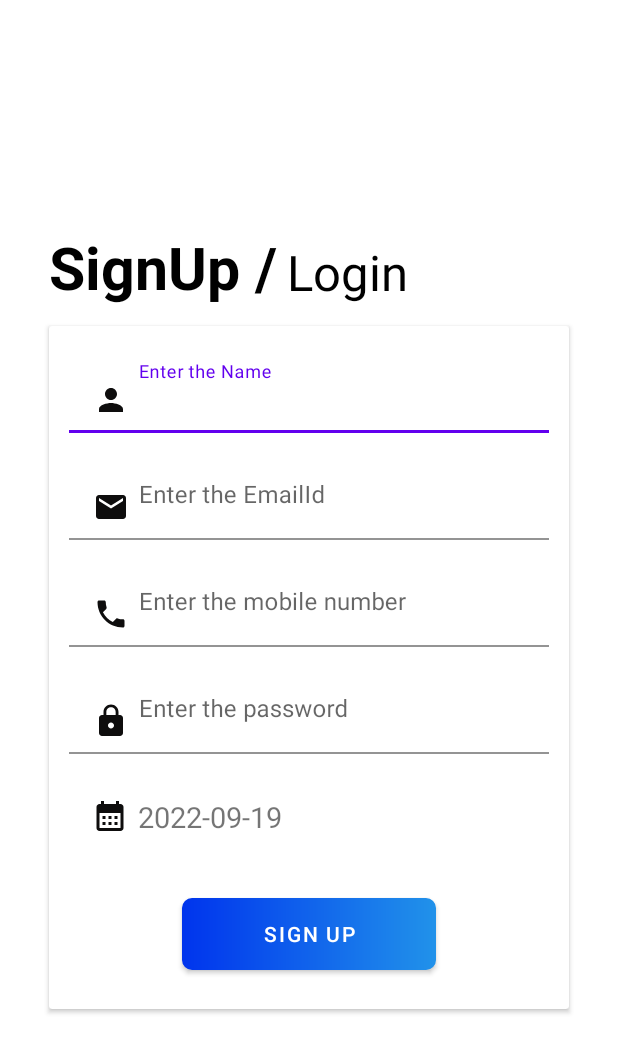
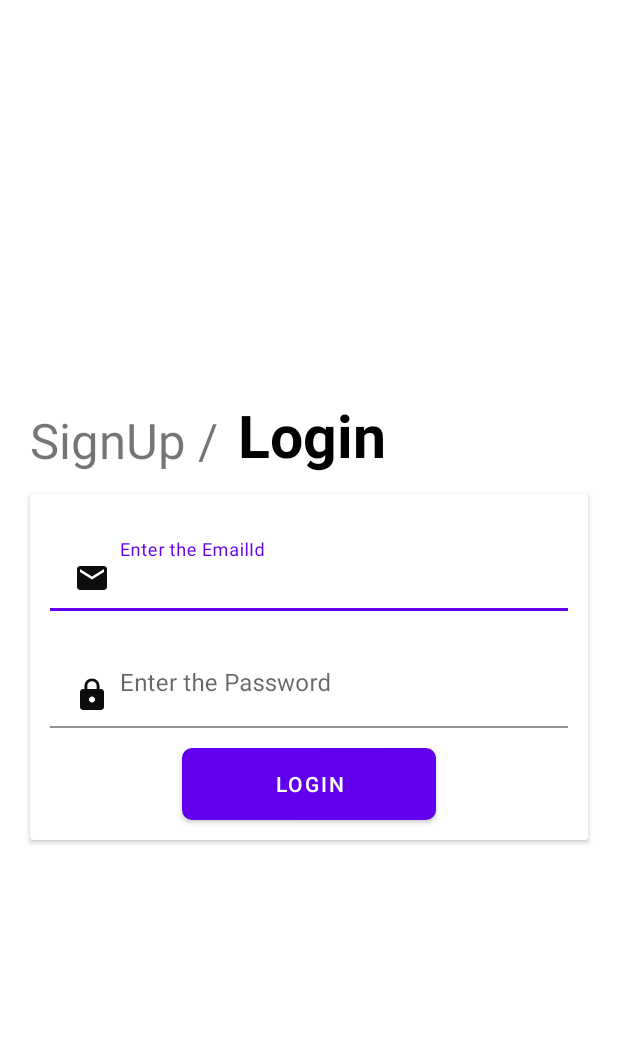
Before and after one commit to Cyornis/SnehaAssignmentsharedPreferance, an Android app: the screen it shows after launch (LoginOrSignUpActivity), on a phone screen of 412 x 824 dp. Shown: the top 1053 px of the screen. Run offline under Robolectric (Android 15) with nearby library versions, the phone set to English and light mode, and no system bars; our stand-ins replace data binding, sdp/ssp sizes.

```diff
--- a/app/build.gradle
+++ b/app/build.gradle
@@ -55,6 +55,7 @@ dependencies {
     implementation "androidx.lifecycle:lifecycle-runtime-ktx:2.5.1"
     implementation 'androidx.fragment:fragment-ktx:1.5.2'
     kapt "androidx.room:room-compiler:2.4.3"
+    implementation 'androidx.preference:preference:1.2.0'
 
 
 }
--- a/app/src/main/java/com/example/snehaAssignment1/MainActivity.kt
+++ b/app/src/main/java/com/example/snehaAssignment1/MainActivity.kt
@@ -25,6 +25,12 @@ class MainActivity : AppCompatActivity() {
             override fun onTick(millisUntilFinished: Long) { }
 
             override fun onFinish() {
+                ///login or signUp fragment open or home activity
+                //if shared preferance has value of email and password both
+                //then intent to open home screen activity
+                //else
+                //intent to open loginOrSignUp activity
+
                      Intent(this@MainActivity, LoginOrSignUpActivity::class.java).also {
                         startActivity(it)
                         finish()
--- a/app/src/main/java/com/example/snehaAssignment1/model/ClickEvent.kt
+++ b/app/src/main/java/com/example/snehaAssignment1/model/ClickEvent.kt
@@ -4,6 +4,7 @@ enum class ClickEvent {
     LoginTextClick,
     SignUpTextClick,
     SignUpClick,
+    LoginUpClick,
     DoBTextClick,
     Nothing
 }
--- a/app/src/main/java/com/example/snehaAssignment1/view/LoginOrSignUpActivity.kt
+++ b/app/src/main/java/com/example/snehaAssignment1/view/LoginOrSignUpActivity.kt
@@ -9,6 +9,7 @@ import android.widget.TextView
 import androidx.annotation.RequiresApi
 import androidx.appcompat.app.AppCompatActivity
 import com.example.snehaAssignment1.R
+import com.example.snehaAssignment1.fragment.LoginFragment
 import com.example.snehaAssignment1.fragment.SignUpFragment
 import java.text.SimpleDateFormat
 import java.util.*
@@ -20,16 +21,13 @@ class LoginOrSignUpActivity : AppCompatActivity(){
         setContentView(R.layout.acivity_loginorsignup)
 
         //..............create login and signUp fragments.............//
+openFragment()
+    }
 
-        //login fragmen opened-->signUp clicked --> will oen signUp fragment
-
-
-
-        //create signUp fragment oened ->login clicked--> will destroy signUp fragment
-        val signUpFragment = SignUpFragment()
-        val signUpFragmentObject = supportFragmentManager.beginTransaction()
-        signUpFragmentObject.replace(R.id.fragment_container_view,signUpFragment)
-        signUpFragmentObject.commit()
-
+    private fun openFragment() {
+        val loginFragment = LoginFragment()
+        val loginFragmentObject = supportFragmentManager.beginTransaction()
+        loginFragmentObject.replace(R.id.fragment_container_view,loginFragment)
+        loginFragmentObject.commit()
     }
 }
--- a/app/src/main/res/layout/fragment_login.xml
+++ b/app/src/main/res/layout/fragment_login.xml
@@ -100,7 +100,7 @@
                     <Button
                         android:id="@+id/btn_login"
                         android:text="@string/btn_login"
-                        android:onClick="@{()->vm.onLoginClick()}"
+                        android:onClick="@{()->vm.onLoginBtnClick()}"
                         app:layout_constraintBottom_toBottomOf="parent"
                         app:layout_constraintEnd_toEndOf="parent"
                         app:layout_constraintStart_toStartOf="parent"
--- a/app/src/main/res/layout/fragment_sign_up.xml
+++ b/app/src/main/res/layout/fragment_sign_up.xml
@@ -10,9 +10,10 @@
 
     <androidx.constraintlayout.widget.ConstraintLayout
         android:layout_width="match_parent"
-        android:layout_height="wrap_content"
+        android:layout_height="match_parent"
         android:layout_gravity="center"
-        android:layout_margin="@dimen/dimen30dp">
+        android:padding="@dimen/dimen30dp"
+        android:background="@color/white">
 
         <TextView
             android:id="@+id/tv_signUp_title"
--- a/app/src/main/res/values/strings.xml
+++ b/app/src/main/res/values/strings.xml
@@ -1,7 +1,5 @@
 <resources>
     <string name="app_name">SnehaAssignment1</string>
-
-    <!-- TODO: Remove or change this placeholder text -->
 
     <string name="hello_blank_fragment">Hello blank fragment</string>
     <string name="Hello">Hello</string>
@@ -19,5 +17,18 @@
     <string name="hint_password_signUp">Enter the password</string>
     <string name="DOB">Enter the date of birth</string>
     <string name="btn_signUp">Sign Up</string>
+    <string name="alert_username_should_not_be_blank">Username should not be blank</string>
+    <string name="alert_username_should_contain_uppercase_lowercase_number">username should contain uppercase lowercase number</string>
+    <string name="alert_email_should_not_be_blank">EmailId should not be blank</string>
+    <string name="alert_enter_valid_emailId">Enter Valid EmailId</string>
+    <string name="alert_Mobile_number_should_not_be_blank">Mobile Number should not be blank</string>
+    <string name="alert_Enter_valid_mobile_number">Mobile Number should be valid</string>
+    <string name="alert_password_should_not_be_blank">Password should not be blank</string>
+    <string name="alert_enter_valid_password">Enter the Valid password</string>
+    <string name="alert_user_already_exist">User already exists</string>
+    <string name="alert_email_and_password_do_not_match">emailId and password do not match</string>
+
+    <string name="home_page_title">WELCOME TO HOME ACTIVITY</string>
+
 
 </resources>
```
Also changed, not shown: app/src/main/java/com/example/snehaAssignment1/fragment/LoginFragment.kt (+27 -4 lines), app/src/main/java/com/example/snehaAssignment1/view/HomeActivity.kt (added, +20 -0 lines), app/src/main/java/com/example/snehaAssignment1/viewModel/LoginViewModel.kt (+43 -22 lines), app/src/main/java/com/example/snehaAssignment1/viewModel/SignUpViewModel.kt (+52 -38 lines), app/src/main/res/layout/activity_home.xml (added, +30 -0 lines).
